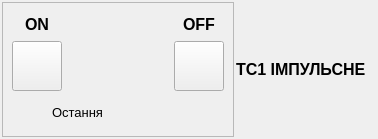
Above: tccontrol.ui from Goodjamp/Mdio before the change. Below: the same form after it.
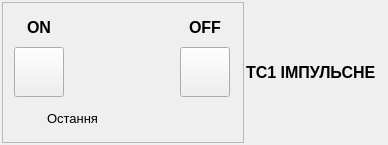
That is the form after the change.

```diff
--- a/tccontrol.ui
+++ b/tccontrol.ui
@@ -6,8 +6,8 @@
    <rect>
     <x>0</x>
     <y>0</y>
-    <width>368</width>
-    <height>139</height>
+    <width>388</width>
+    <height>145</height>
    </rect>
   </property>
   <property name="windowTitle">
@@ -266,13 +266,13 @@
          <widget class="QLabel" name="lStateTextStr2">
           <property name="minimumSize">
            <size>
-            <width>80</width>
+            <width>100</width>
             <height>30</height>
            </size>
           </property>
           <property name="maximumSize">
            <size>
-            <width>80</width>
+            <width>100</width>
             <height>30</height>
            </size>
           </property>
```
